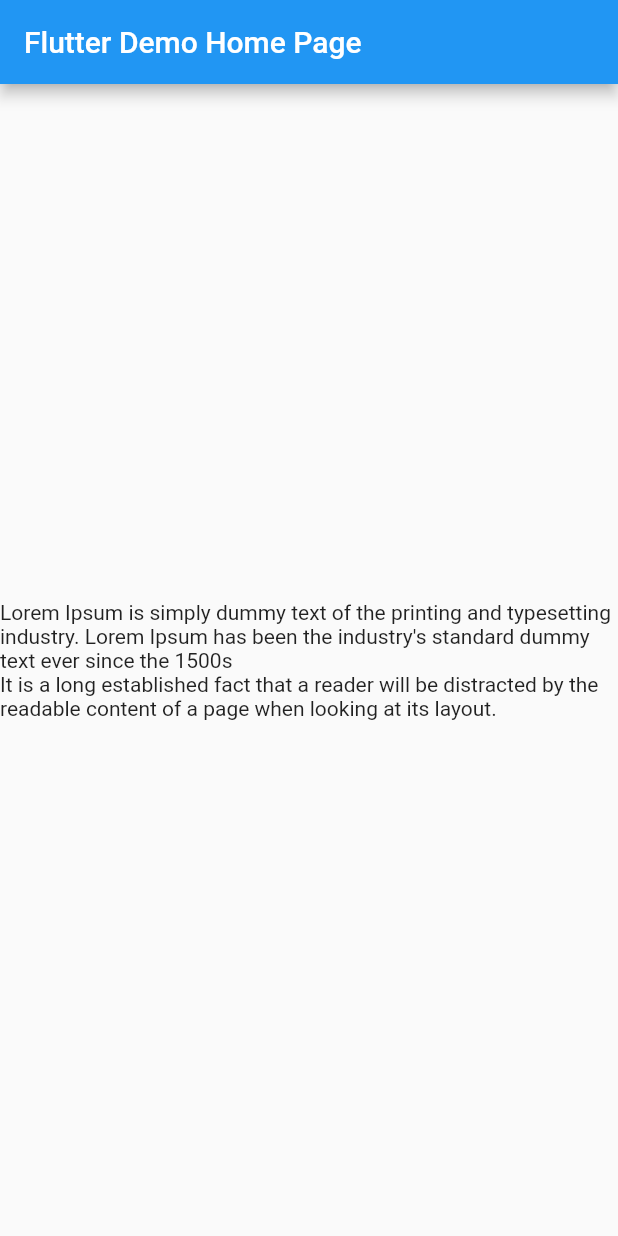
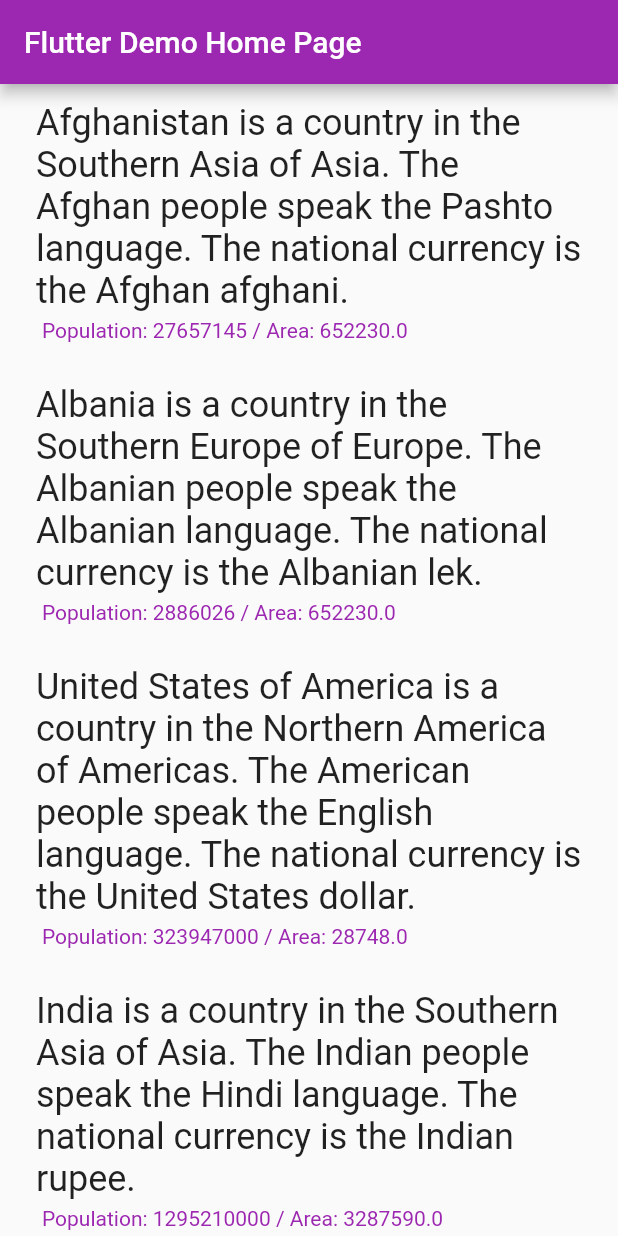
Before and after one commit to nour-diaa/101-BoringShow, a Flutter app: the screen it shows after launch, on a phone screen of 412 x 824 dp. Run offline on Flutter 3.47's test engine with Material 2 defaults, Android fonts, the phone set to English and light mode, and no system bars.

Commit message:
Checkin 3: Modified focus from articles to countries data

```diff
--- a/hn_app/lib/main.dart
+++ b/hn_app/lib/main.dart
@@ -1,5 +1,5 @@
 import 'package:flutter/material.dart';
-import 'src/article.dart';
+import 'src/country.dart';
 
 void main() => runApp(new MyApp());
 
@@ -9,7 +9,7 @@ class MyApp extends StatelessWidget {
     return new MaterialApp(
       title: 'Flutter Demo',
       theme: new ThemeData(
-        primarySwatch: Colors.blue,
+        primarySwatch: Colors.purple,
       ),
       home: new MyHomePage(title: 'Flutter Demo Home Page'),
     );
@@ -24,9 +24,8 @@ class MyHomePage extends StatefulWidget {
 }
 
 class _MyHomePageState extends State<MyHomePage> {
-
   // TBS: Import articles from static data (fixtures)
-  List<Article> _articles = articles;
+  List<Country> _countries = countries;
 
   @override
   Widget build(BuildContext context) {
@@ -34,10 +33,26 @@ class _MyHomePageState extends State<MyHomePage> {
       appBar: new AppBar(
         title: new Text(widget.title),
       ),
-      body: new Center(
-        child: new Column(
-          mainAxisAlignment: MainAxisAlignment.center,
-          children: _articles.map((article) => new Text(article.text)).toList()
+      body: new ListView(
+        children: _countries.map(_buildItem).toList(),
+      ),
+    );
+  }
+
+  Widget _buildItem(Country a) {
+    return new Padding(
+      padding: const EdgeInsets.all(8.0),
+      child: new ListTile(
+        title: new Text(
+          "${a.name} is a country in the ${a.subregion} of ${a.region}. The ${a.demonym} people speak the ${a.languages[0]} language. The national currency is the ${a.currency}.",
+          style: new TextStyle(fontSize: 24.0),
+        ),
+        subtitle: Padding(
+          padding: const EdgeInsets.all(4.0),
+          child: new Text(
+            "Population: ${a.population} / Area: ${a.area}",
+            style: new TextStyle(color: Colors.purple),
+          ),
         ),
       ),
     );
--- a/hn_app/lib/src/article.dart
+++ /dev/null
@@ -1,40 +0,0 @@
-/*
- * Defines the data object for Article data
- */
-
-class Article {
-  final String text;
-  final String domain;
-  final String by;
-  final String age;
-  final int score;
-  final int commentsCount;
-
-  const Article({
-    this.text,
-    this.domain,
-    this.by,
-    this.age,
-    this.score,
-    this.commentsCount,
-  });
-}
-
-final articles = [
-  new Article (
-    text: "Lorem Ipsum is simply dummy text of the printing and typesetting industry. Lorem Ipsum has been the industry's standard dummy text ever since the 1500s",
-    domain: "wiley.com",
-    by : "abc",
-    age: "3 hours",
-    score: 177,
-    commentsCount: 10,
-  ),
-  new Article (
-    text: "It is a long established fact that a reader will be distracted by the readable content of a page when looking at its layout.",
-    domain: "coyote.com",
-    by : "def",
-    age: "1 hour",
-    score: 100,
-    commentsCount: 1,
-  ),
-];
--- /dev/null
+++ b/hn_app/lib/src/country.dart
@@ -0,0 +1,222 @@
+/*
+ * Defines the data object for Country data
+ * Data retrieved from:
+ * https://restcountries.eu/#api-endpoints-allt
+ */
+
+class Country {
+  final String name;
+  final String capital;
+  final String tld;
+  final String alpha3;
+  final List<String> borders;
+  final String region;
+  final String subregion;
+  final String flag;
+  final double area;
+  final int population;
+  final String demonym;
+  final List<double> latlong;
+  final List<String> languages;
+  final String currency;
+
+  const Country({
+    this.name,
+    this.capital,
+    this.tld,
+    this.alpha3,
+    this.borders,
+    this.region,
+    this.subregion,
+    this.flag,
+    this.area,
+    this.population,
+    this.demonym,
+    this.latlong,
+    this.languages,
+    this.currency
+  });
+}
+
+final countries = [
+
+  // https://restcountries.eu/rest/v2/alpha/AFG
+  new Country(
+    name: "Afghanistan",
+    capital: "Kabul",
+    tld: ".af",
+    alpha3: "AFG",
+    borders: ["IRN","PAK","TKM","UZB","TJK","CHN"],
+    region: "Asia",
+    subregion: "Southern Asia",
+    flag: "https://restcountries.eu/data/afg.svg",
+    area: 652230.0,
+    population: 27657145,
+    demonym: "Afghan",
+    latlong: [33.0,65.0],
+    languages: ["Pashto","Uzbek","Turkmen"],
+    currency: "Afghan afghani"
+  ),
+
+  // https://restcountries.eu/rest/v2/alpha/ALB
+  new Country(
+    name: "Albania",
+    capital: "Tirana",
+    tld: ".al",
+    alpha3: "ALB",
+    borders: ["MNE", "GRC","MKD", "KOS"],
+    region: "Europe",
+    subregion: "Southern Europe",
+    flag: "https://restcountries.eu/data/alb.svg",
+    area: 652230.0,
+    population: 2886026,
+    demonym: "Albanian",
+    latlong: [41.0,20.0],
+    languages: ["Albanian"],
+    currency: "Albanian lek"
+  ),
+
+  // https://restcountries.eu/rest/v2/alpha/USA
+  new Country(
+    name: "United States of America",
+    capital: "Washington, D.C.",
+    tld: ".us",
+    alpha3: "USA",
+    borders: ["CAN","MEX"],
+    region: "Americas",
+    subregion: "Northern America",
+    flag: "https://restcountries.eu/data/usa.svg",
+    area: 28748.0,
+    population: 323947000,
+    demonym: "American",
+    latlong: [38.0,-97.0],
+    languages: ["English"],
+    currency: "United States dollar"
+  ),
+
+  // https://restcountries.eu/rest/v2/alpha/IND
+  new Country(
+    name: "India",
+    capital: "New Delhi",
+    tld: ".in",
+    alpha3: "IND",
+    borders: ["AFG","BGD","BTN","MMR","CHN","NPL","PAK","LKA"],
+    region: "Asia",
+    subregion: "Southern Asia",
+    flag: "https://restcountries.eu/data/ind.svg",
+    area: 3287590.0,
+    population: 1295210000,
+    demonym: "Indian",
+    latlong: [20.0,77.0],
+    languages: ["Hindi", "English"],
+    currency: "Indian rupee"
+  ),
+
+  // https://restcountries.eu/rest/v2/alpha/ZMB
+  new Country(
+    name: "Zambia",
+    capital: "Lusaka",
+    tld: ".zm",
+    alpha3: "ZMB",
+    borders: ["AGO","BWA","COD","MWI","MOZ","NAM","TZA","ZWE"],
+    region: "Africa",
+    subregion: "Eastern Africa",
+    flag: "https://restcountries.eu/data/zmb.svg",
+    area: 752612.0,
+    population: 15933883,
+    demonym: "Zambian",
+    latlong: [-15.0,30.0],
+    languages: ["English"],
+    currency: "Zambian kwacha"
+  ),
+
+  // https://restcountries.eu/rest/v2/alpha/CAN
+  new Country(
+    name: "Canada",
+    capital: "Ottawa",
+    tld: ".ca",
+    alpha3: "CAN",
+    borders: ["USA"],
+    region: "Americas",
+    subregion: "Northern America",
+    flag: "https://restcountries.eu/data/can.svg",
+    area: 9984670.0,
+    population: 36155487,
+    demonym: "Canadian",
+    latlong: [60.0,-95.0],
+    languages: ["English", "French"],
+    currency: "Canadian dollar"
+  ),
+
+  // https://restcountries.eu/rest/v2/alpha/GBR
+  new Country(
+    name: "United Kingdom of Great Britain and Northern Ireland",
+    capital: "London",
+    tld: ".uk",
+    alpha3: "GBR",
+    borders: ["IRL"],
+    region: "Europe",
+    subregion: "Northern Europe",
+    flag: "https://restcountries.eu/data/gbr.svg",
+    area: 242900.0,
+    population: 65110000,
+    demonym: "British",
+    latlong: [54.0,-2.0],
+    languages: ["English"],
+    currency: "British pound"
+  ),
+
+  // https://restcountries.eu/rest/v2/alpha/FRA
+  new Country(
+    name: "France",
+    capital: "Paris",
+    tld: ".fr",
+    alpha3: "FRA",
+    borders: ["AND","BEL","DEU","ITA","LUX","MCO","ESP","CHE"],
+    region: "Europe",
+    subregion: "Western Europe",
+    flag: "https://restcountries.eu/data/fra.svg",
+    area: 640679.0,
+    population: 66710000,
+    demonym: "French",
+    latlong: [46.0,2.0],
+    languages: ["English"],
+    currency: "Euro"
+  ),
+
+  // https://restcountries.eu/rest/v2/alpha/BEL
+  new Country(
+    name: "Belgium",
+    capital: "Brussels",
+    tld: ".be",
+    alpha3: "BEL",
+    borders: ["FRA","DEU","LUX","NLD"],
+    region: "Europe",
+    subregion: "Western Europe",
+    flag: "https://restcountries.eu/data/",
+    area: 30528.0,
+    population: 11319511,
+    demonym: "Belgian",
+    latlong: [50.83333333,4.0],
+    languages: ["English"],
+    currency: "Euro"
+  ),
+
+  // https://restcountries.eu/rest/v2/alpha/JPN
+  new Country(
+    name: "Japan",
+    capital: "Tokyo",
+    tld: ".jp",
+    alpha3: "JPN",
+    borders: [],
+    region: "Asia",
+    subregion: "Eastern Asia",
+    flag: "https://restcountries.eu/data/",
+    area: 377930.0,
+    population: 126960000,
+    demonym: "Japanese",
+    latlong: [36.0,138.0],
+    languages: ["Japanese"],
+    currency: "Japanese yen"
+  ),
+];
```
Also changed, not shown: 1 other file.
